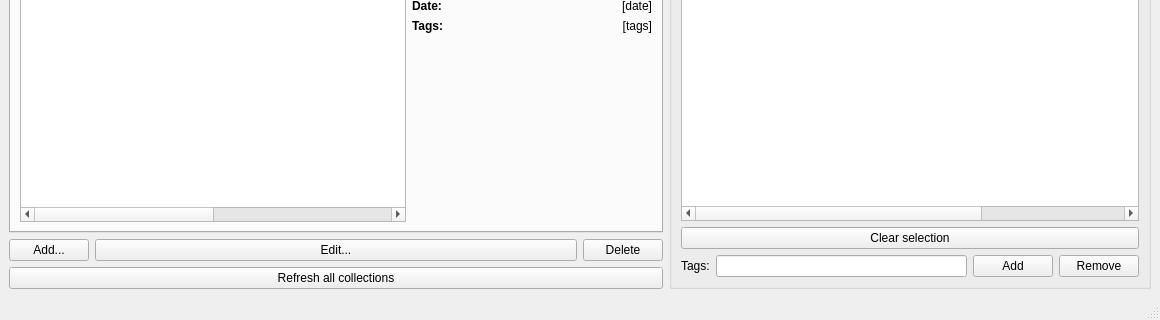
The window that forms/WndMain.ui (Driftini/fumoedit-qt) describes before a commit, drawn with Qt 5; both pictures show x 0 to 1160 and y 270 to 590 of the 1160 by 590 pixel window.
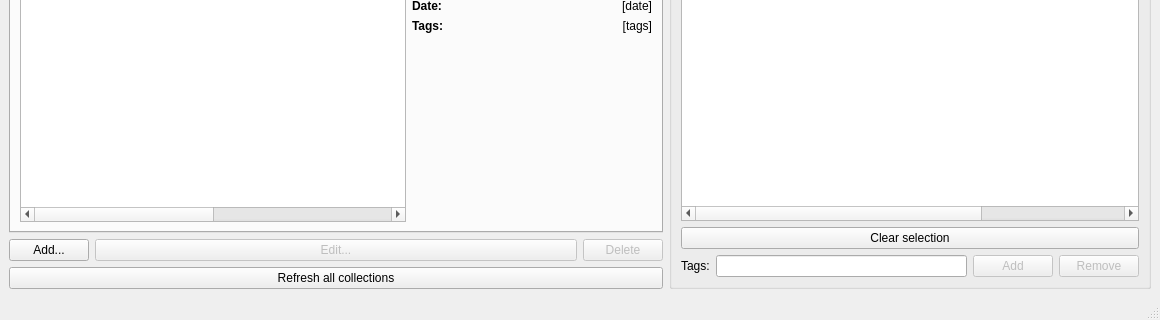
The same window after the commit. Custom widgets are drawn as their Qt base class.

Commit message: Handling of widgets' disabled status

Diff of the .ui file:
```diff
--- a/forms/WndMain.ui
+++ b/forms/WndMain.ui
@@ -31,6 +31,9 @@
     </item>
     <item row="1" column="2">
      <widget class="QPushButton" name="PbDelete">
+      <property name="enabled">
+       <bool>false</bool>
+      </property>
       <property name="text">
        <string>Delete</string>
       </property>
@@ -38,6 +41,9 @@
     </item>
     <item row="1" column="1">
      <widget class="QPushButton" name="PbEdit">
+      <property name="enabled">
+       <bool>false</bool>
+      </property>
       <property name="text">
        <string>Edit...</string>
       </property>
@@ -51,6 +57,9 @@
       <layout class="QGridLayout" name="gridLayout_5">
        <item row="3" column="3">
         <widget class="QPushButton" name="PbTagsRemove">
+         <property name="enabled">
+          <bool>false</bool>
+         </property>
          <property name="text">
           <string>Remove</string>
          </property>
@@ -112,6 +121,9 @@
        </item>
        <item row="3" column="2">
         <widget class="QPushButton" name="PbTagsAdd">
+         <property name="enabled">
+          <bool>false</bool>
+         </property>
          <property name="text">
           <string>Add</string>
          </property>
```
Left out of the diff: 18 changed lines with no effect on the pictures. The commit also changes 1 other file.
